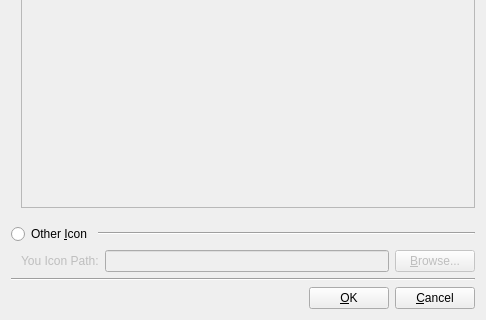
Qt form Select_Icon_Window.ui (qunying/aqemu-old) before a commit; both pictures show x 0 to 486 and y 148 to 468 of the 486 by 468 pixel window.
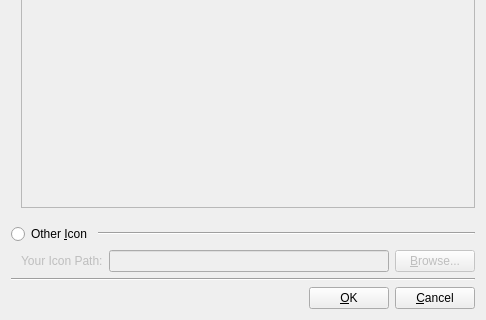
The same form after that commit. Icons and pictures are not drawn.

Diff of the .ui file:
```diff
--- a/Select_Icon_Window.ui
+++ b/Select_Icon_Window.ui
@@ -263,7 +263,7 @@
         <bool>false</bool>
        </property>
        <property name="text">
-        <string>You Icon Path:</string>
+        <string>Your Icon Path:</string>
        </property>
       </widget>
      </item>
```
